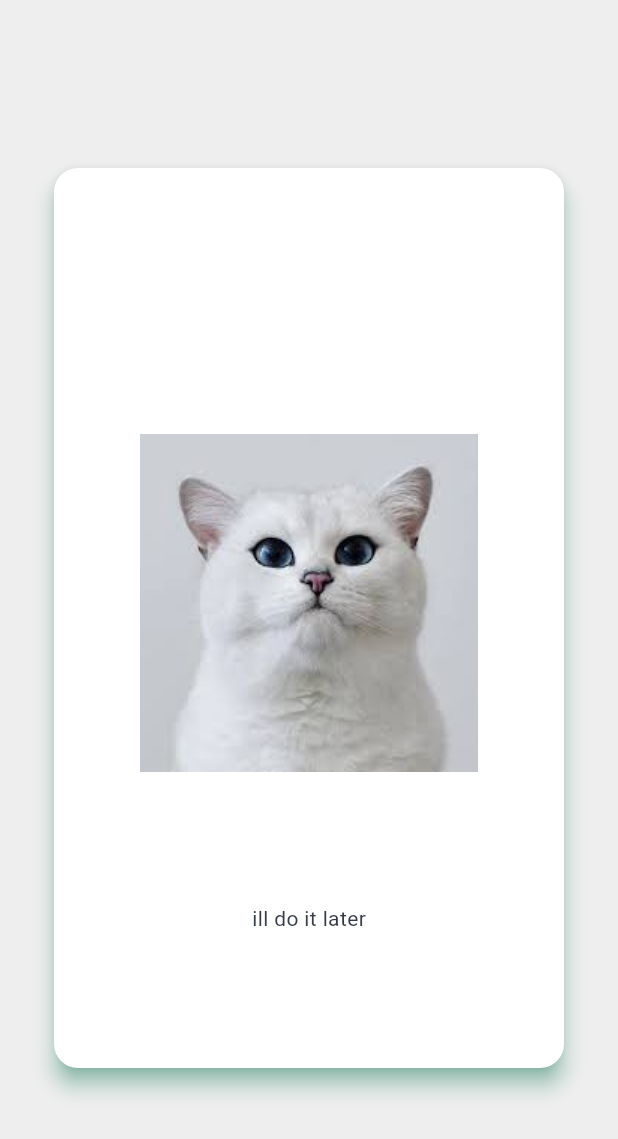
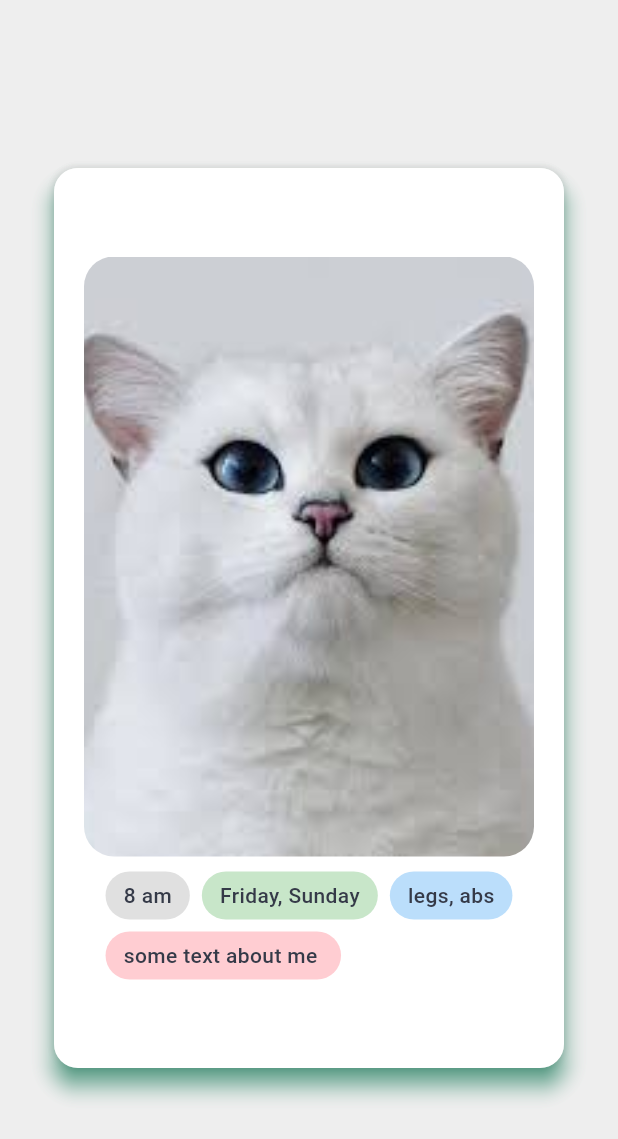
Before and after one commit to PervuhinRoman/GymBroForPress, a Flutter app: the TinderScreen screen opened by its route, on a phone screen of 412 x 824 dp. Shown: the top 1139 px of the screen. Run offline on Flutter 3.47's test engine with Material 3 defaults, Android fonts, the phone set to English and light mode, and no system bars; our stand-ins replace logger, shared_preferences, table_calendar; accounts and stored records are empty; generated files the repository leaves out were written again.

Commit message:
some ui stuff: tags, prettier photo, animation

```diff
--- /dev/null
+++ b/lib/features/tinder/tags.dart
@@ -0,0 +1,45 @@
+import 'package:flutter/material.dart';
+
+enum TagCategory { trainType, hours, days, textInfo }
+
+class Tag extends StatelessWidget {
+  final String text;
+  final TagCategory category;
+
+  const Tag({
+    super.key,
+    required this.text,
+    this.category = TagCategory.textInfo,
+  });
+
+  Color _getBackgroundColor() {
+    switch (category) {
+      case TagCategory.trainType:
+        return Colors.blue.shade100;
+      case TagCategory.hours:
+        return Colors.grey.shade300;
+      case TagCategory.days:
+        return Colors.green.shade100;
+      case TagCategory.textInfo:
+        return Colors.red.shade100;
+    }
+  }
+
+  @override
+  Widget build(BuildContext context) {
+    return Container(
+      padding: const EdgeInsets.symmetric(horizontal: 12, vertical: 6),
+      decoration: BoxDecoration(
+        color: _getBackgroundColor(),
+        borderRadius: BorderRadius.circular(16),
+      ),
+      child: Text(
+        text,
+        style: TextStyle(
+          fontSize: 14,
+          fontWeight: FontWeight.w500,
+        ),
+      ),
+    );
+  }
+}
--- a/lib/features/tinder/tinder.dart
+++ b/lib/features/tinder/tinder.dart
@@ -1,4 +1,5 @@
 import 'package:flutter/material.dart';
+import 'package:gymbro/features/tinder/tags.dart';
 
 class TinderScreen extends StatefulWidget {
   const TinderScreen({super.key});
@@ -9,27 +10,16 @@ class TinderScreen extends StatefulWidget {
 
 class _TinderScreenState extends State<TinderScreen> {
   final List<String> images = [
-    'assets/cat.jpeg',
-    'assets/dog.jpeg',
+    'assets/images/cat.jpeg',
+    'assets/images/dog.jpeg',
+    'assets/images/myles.jpeg',
   ];
 
   int currentIndex = 0;
   double offsetX = 0.0;
   double opacity = 1.0;
+  bool isVisible = true;
 
-  void onSwipeComplete(bool isRightSwipe) {
-    Future.delayed(const Duration(milliseconds: 300), () {
-      if (mounted) {
-        setState(() {
-          offsetX = 0.0;
-          opacity = 1.0;
-          currentIndex = (currentIndex + 1) % images.length;
-        });
-      }
-    });
-  }
-
-//https://stackoverflow.com/questions/51343735/flutter-image-preload
   @override
   void didChangeDependencies() {
     super.didChangeDependencies();
@@ -45,12 +35,17 @@ class _TinderScreenState extends State<TinderScreen> {
       body: Center(
         child: Stack(
           children: [
-            if (currentIndex < images.length)
+            Positioned.fill(
+              child: Align(
+                alignment: Alignment.center,
+                child: buildCard(images[(currentIndex + 1) % images.length]),
+              ),
+            ),
+            if (isVisible)
               GestureDetector(
                 onHorizontalDragUpdate: (details) {
                   setState(() {
                     offsetX += details.primaryDelta ?? 0;
-                    opacity = 1 - (offsetX.abs() / 300).clamp(0.0, 1.0);
                   });
                 },
                 onHorizontalDragEnd: (details) {
@@ -93,22 +88,77 @@ class _TinderScreenState extends State<TinderScreen> {
           mainAxisAlignment: MainAxisAlignment.center,
           children: [
             Center(
-                child: Image(
-                    image: AssetImage(imagePath), width: 300, height: 400)),
-            Center(child: Text('ill do it later')),
+              child: ClipRRect(
+                borderRadius: BorderRadius.circular(20.0),
+                child: SizedBox(
+                  width: 300,
+                  height: 400,
+                  child: Image(
+                    image: AssetImage(imagePath),
+                    width: 300,
+                    height: 400,
+                    fit: BoxFit.cover,
+                  ),
+                ),
+              ),
+            ),
+            Padding(
+              padding: EdgeInsets.only(top: 10),
+              child: Center(
+                child: Wrap(
+                    direction: Axis.horizontal,
+                    spacing: 8.0,
+                    runSpacing: 8.0,
+                    children: [
+                      Tag(
+                        text: '8 am',
+                        category: TagCategory.hours,
+                      ),
+                      Tag(
+                        text: 'Friday, Sunday',
+                        category: TagCategory.days,
+                      ),
+                      Tag(
+                        text: 'legs, abs',
+                        category: TagCategory.trainType,
+                      ),
+                      Tag(
+                        text: 'some text about me ',
+                        category: TagCategory.textInfo,
+                      )
+                    ]),
+              ),
+            ),
           ],
         ),
       ),
     );
   }
 
+  void onSwipeComplete(bool isRightSwipe) {
+    setState(() {
+      isVisible = false;
+    });
+
+    Future.delayed(const Duration(milliseconds: 200), () {
+      setState(() {
+        currentIndex = (currentIndex + 1) % images.length;
+        offsetX = 0.0;
+        opacity = 1.0;
+        isVisible = true;
+      });
+    });
+  }
+
   void animateCardAway(bool isRightSwipe) {
     setState(() {
-      offsetX = isRightSwipe ? 500 : -500;
+      offsetX = isRightSwipe ? 300 : -300;
       opacity = 0.0;
     });
 
-    onSwipeComplete(isRightSwipe);
+    Future.delayed(const Duration(milliseconds: 200), () {
+      onSwipeComplete(isRightSwipe);
+    });
   }
 
   void resetCardPosition() {
--- a/pubspec.yaml
+++ b/pubspec.yaml
@@ -67,8 +67,9 @@ flutter:
 
   # To add assets to your application, add an assets section, like this:
   assets:
-    - assets/cat.jpeg
-    - assets/dog.jpeg
+    - assets/images/cat.jpeg
+    - assets/images/dog.jpeg
+    - assets/images/myles.jpeg
   #   - images/a_dot_burr.jpeg
   #   - images/a_dot_ham.jpeg
 
```
Also changed, not shown: assets/images/cat.jpeg (renamed from assets/cat.jpeg), assets/images/dog.jpeg (renamed from assets/dog.jpeg), assets/images/myles.jpeg (added), pubspec.lock.
